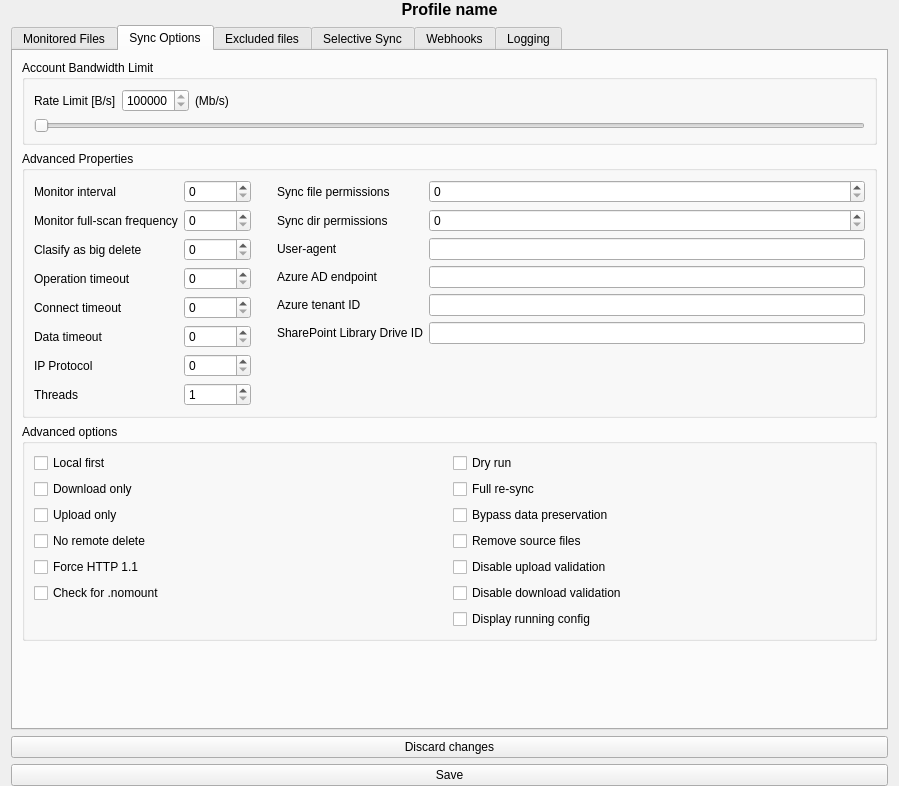
bpozdena/OneDriveGUI, file src/ui/profile_settings_page.ui: the form before one commit.
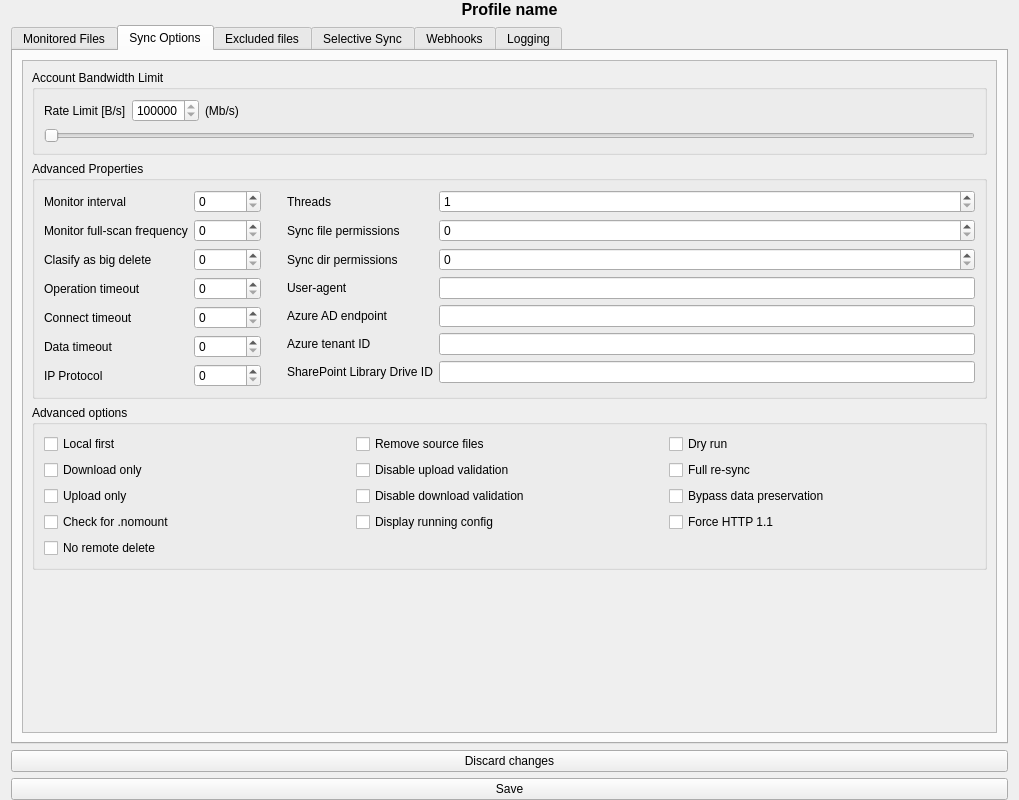
The form after the commit. The open tabs and pages were chosen to show the change.

Commit message: Add a scrollbar on sync option page #188

Patch:
```diff
--- a/src/ui/profile_settings_page.ui
+++ b/src/ui/profile_settings_page.ui
@@ -6,8 +6,8 @@
    <rect>
     <x>0</x>
     <y>0</y>
-    <width>899</width>
-    <height>786</height>
+    <width>1019</width>
+    <height>800</height>
    </rect>
   </property>
   <property name="windowTitle">
@@ -43,7 +43,7 @@
        <property name="minimumSize">
         <size>
          <width>800</width>
-         <height>600</height>
+         <height>500</height>
         </size>
        </property>
        <property name="toolTip">
@@ -162,6 +162,21 @@
         </attribute>
         <layout class="QVBoxLayout" name="verticalLayout_8">
          <item>
+          <widget class="QScrollArea" name="scrollArea">
+           <property name="widgetResizable">
+            <bool>true</bool>
+           </property>
+           <widget class="QWidget" name="scrollAreaWidgetContents_5">
+            <property name="geometry">
+             <rect>
+              <x>0</x>
+              <y>0</y>
+              <width>975</width>
+              <height>657</height>
+             </rect>
+            </property>
+            <layout class="QVBoxLayout" name="verticalLayout_15">
+             <item>
           <widget class="QGroupBox" name="groupBox_10">
            <property name="toolTip">
             <string>&lt;html&gt;&lt;head/&gt;&lt;body&gt;&lt;p&gt;To minimise the Internet bandwidth for upload and download operations, you can configure the bandwidth limit option. &lt;/p&gt;&lt;/body&gt;&lt;/html&gt;</string>
@@ -350,13 +365,6 @@
                 </property>
                </widget>
               </item>
-              <item row="7" column="0">
-               <widget class="QLabel" name="label_threads">
-                <property name="text">
-                 <string>Threads</string>
-                </property>
-               </widget>
-              </item>
               <item row="6" column="1">
                <widget class="QSpinBox" name="spinBox_ip_protocol_version">
                 <property name="maximum">
@@ -364,16 +372,6 @@
                 </property>
                </widget>
               </item>
-              <item row="7" column="1">
-               <widget class="QSpinBox" name="spinBox_threads">
-                <property name="minimum">
-                 <number>1</number>
-                </property>
-                <property name="maximum">
-                 <number>16</number>
-                </property>
-               </widget>
-              </item>
              </layout>
             </item>
             <item>
@@ -398,7 +396,7 @@
             </item>
             <item>
              <layout class="QFormLayout" name="formLayout_5">
-              <item row="0" column="0">
+                  <item row="1" column="0">
                <widget class="QLabel" name="label_sync_file_permissions">
                 <property name="toolTip">
                  <string>&lt;html&gt;&lt;head/&gt;&lt;body&gt;&lt;p&gt;Utilise the &lt;a href=&quot;https://chmod-calculator.com/&quot;&gt;&lt;span style=&quot; text-decoration: underline; color:#5e81ac;&quot;&gt;Unix Permissions Calculator&lt;/span&gt;&lt;/a&gt; to assist in determining the required permissions.&lt;/p&gt;&lt;p&gt;&lt;br/&gt;&lt;/p&gt;&lt;p&gt;Important: Special permission bits (setuid, setgid, sticky bit) are not supported. &lt;/p&gt;&lt;p&gt;Valid permission values are from &lt;span style=&quot; font-weight:700;&quot;&gt;000&lt;/span&gt; to &lt;span style=&quot; font-weight:700;&quot;&gt;777&lt;/span&gt; only.&lt;/p&gt;&lt;/body&gt;&lt;/html&gt;</string>
@@ -408,14 +406,14 @@
                 </property>
                </widget>
               </item>
-              <item row="0" column="1">
+                  <item row="1" column="1">
                <widget class="QSpinBox" name="spinBox_sync_file_permissions">
                 <property name="maximum">
                  <number>777</number>
                 </property>
                </widget>
               </item>
-              <item row="1" column="0">
+                  <item row="2" column="0">
                <widget class="QLabel" name="label_sync_dir_permissions">
                 <property name="toolTip">
                  <string>&lt;html&gt;&lt;head/&gt;&lt;body&gt;&lt;p&gt;Utilise the &lt;a href=&quot;https://chmod-calculator.com/&quot;&gt;&lt;span style=&quot; text-decoration: underline; color:#5e81ac;&quot;&gt;Unix Permissions Calculator&lt;/span&gt;&lt;/a&gt; to assist in determining the required permissions.&lt;/p&gt;&lt;p&gt;&lt;br/&gt;&lt;/p&gt;&lt;p&gt;Important: Special permission bits (setuid, setgid, sticky bit) are not supported. &lt;/p&gt;&lt;p&gt;Valid permission values are from &lt;span style=&quot; font-weight:700;&quot;&gt;000&lt;/span&gt; to &lt;span style=&quot; font-weight:700;&quot;&gt;777&lt;/span&gt; only.&lt;/p&gt;&lt;/body&gt;&lt;/html&gt;</string>
@@ -425,14 +423,14 @@
                 </property>
                </widget>
               </item>
-              <item row="1" column="1">
+                  <item row="2" column="1">
                <widget class="QSpinBox" name="spinBox_sync_dir_permissions">
                 <property name="maximum">
                  <number>777</number>
                 </property>
                </widget>
               </item>
-              <item row="2" column="0">
+                  <item row="3" column="0">
                <widget class="QLabel" name="label_user_agent">
                 <property name="toolTip">
                  <string>Specify a User Agent string to the http client</string>
@@ -442,7 +440,7 @@
                 </property>
                </widget>
               </item>
-              <item row="2" column="1">
+                  <item row="3" column="1">
                <widget class="QLineEdit" name="lineEdit_user_agent">
                 <property name="maximumSize">
                  <size>
@@ -455,7 +453,7 @@
                 </property>
                </widget>
               </item>
-              <item row="3" column="0">
+                  <item row="4" column="0">
                <widget class="QLabel" name="label_azure_ad_endpoint">
                 <property name="toolTip">
                  <string>&lt;html&gt;&lt;head/&gt;&lt;body&gt;&lt;p&gt;Refer to the documentation for &lt;a href=&quot;https://github.com/abraunegg/onedrive/blob/master/docs/USAGE.md#configuring-the-client-for-single-tenant-application-use&quot;&gt;&lt;span style=&quot; text-decoration: underline; color:#5e81ac;&quot;&gt;single tenant application use&lt;/span&gt;&lt;/a&gt;.&lt;/p&gt;&lt;/body&gt;&lt;/html&gt;</string>
@@ -465,7 +463,7 @@
                 </property>
                </widget>
               </item>
-              <item row="3" column="1">
+                  <item row="4" column="1">
                <widget class="QLineEdit" name="lineEdit_azure_ad_endpoint">
                 <property name="maximumSize">
                  <size>
@@ -475,7 +473,7 @@
                 </property>
                </widget>
               </item>
-              <item row="4" column="0">
+                  <item row="5" column="0">
                <widget class="QLabel" name="label_azure_tenant_id">
                 <property name="toolTip">
                  <string>&lt;html&gt;&lt;head/&gt;&lt;body&gt;&lt;p&gt;Refer to the documentation for &lt;a href=&quot;https://github.com/abraunegg/onedrive/blob/master/docs/USAGE.md#configuring-the-client-for-single-tenant-application-use&quot;&gt;&lt;span style=&quot; text-decoration: underline; color:#5e81ac;&quot;&gt;single tenant application use&lt;/span&gt;&lt;/a&gt;.&lt;/p&gt;&lt;/body&gt;&lt;/html&gt;</string>
@@ -485,7 +483,7 @@
                 </property>
                </widget>
               </item>
-              <item row="4" column="1">
+                  <item row="5" column="1">
                <widget class="QLineEdit" name="lineEdit_azure_tenant_id">
                 <property name="maximumSize">
                  <size>
@@ -495,16 +493,33 @@
                 </property>
                </widget>
               </item>
-              <item row="5" column="0">
+                  <item row="6" column="0">
                <widget class="QLabel" name="label_drive_id">
                 <property name="text">
                  <string>SharePoint Library Drive ID</string>
                 </property>
                </widget>
               </item>
-              <item row="5" column="1">
+                  <item row="6" column="1">
                <widget class="QLineEdit" name="lineEdit_drive_id"/>
               </item>
+                  <item row="0" column="0">
+                   <widget class="QLabel" name="label_threads">
+                    <property name="text">
+                     <string>Threads</string>
+                    </property>
+                   </widget>
+                  </item>
+                  <item row="0" column="1">
+                   <widget class="QSpinBox" name="spinBox_threads">
+                    <property name="minimum">
+                     <number>1</number>
+                    </property>
+                    <property name="maximum">
+                     <number>16</number>
+                    </property>
+                   </widget>
+                  </item>
              </layout>
             </item>
            </layout>
@@ -519,20 +534,23 @@
             <string>Advanced options</string>
            </property>
            <layout class="QGridLayout" name="gridLayout_4">
-            <item row="1" column="2">
-             <widget class="QCheckBox" name="checkBox_resync">
+                <item row="2" column="1">
+                 <widget class="QCheckBox" name="checkBox_upload_only">
               <property name="toolTip">
                <string>Forget the last saved state, perform a full sync.</string>
               </property>
               <property name="text">
-               <string>Full re-sync</string>
+                   <string>Upload only</string>
               </property>
              </widget>
             </item>
-            <item row="2" column="2">
-             <widget class="QCheckBox" name="checkBox_bypass_data_preservation">
+                <item row="4" column="1">
+                 <widget class="QCheckBox" name="checkBox_no_remote_delete">
+                  <property name="toolTip">
+                   <string>Do not delete local file 'deletes' from OneDrive when using --upload-only</string>
+                  </property>
               <property name="text">
-               <string>Bypass data preservation</string>
+                   <string>No remote delete</string>
               </property>
              </widget>
             </item>
@@ -548,7 +566,17 @@
               </property>
              </widget>
             </item>
-            <item row="5" column="1">
+                <item row="0" column="1">
+                 <widget class="QCheckBox" name="checkBox_local_first">
+                  <property name="toolTip">
+                   <string>Synchronize from the local directory source first, before downloading changes from OneDrive.</string>
+                  </property>
+                  <property name="text">
+                   <string>Local first</string>
+                  </property>
+                 </widget>
+                </item>
+                <item row="3" column="1">
              <widget class="QCheckBox" name="checkBox_check_nomount">
               <property name="toolTip">
                <string>&lt;html&gt;&lt;head/&gt;&lt;body&gt;&lt;pre style=&quot; margin-top:0px; margin-bottom:16px; margin-left:0px; margin-right:0px; -qt-block-indent:0; text-indent:0px; line-height:145%;&quot;&gt;&lt;span style=&quot; font-family:'ui-monospace','SFMono-Regular','SF Mono','Menlo','Consolas','Liberation Mono','monospace'; color:#c9d1d9; background-color:transparent;&quot;&gt;Check for the presence of &lt;/span&gt;&lt;span style=&quot; font-family:'ui-monospace','SFMono-Regular','SF Mono','Menlo','Consolas','Liberation Mono','monospace'; font-weight:700; color:#c9d1d9; background-color:transparent;&quot;&gt;.nosync&lt;/span&gt;&lt;span style=&quot; font-family:'ui-monospace','SFMono-Regular','SF Mono','Menlo','Consolas','Liberation Mono','monospace'; color:#c9d1d9; background-color:transparent;&quot;&gt; in the syncdir root. If found, do not perform sync.&lt;/span&gt;&lt;/pre&gt;&lt;/body&gt;&lt;/html&gt;</string>
@@ -558,49 +586,7 @@
               </property>
              </widget>
             </item>
-            <item row="4" column="1">
-             <widget class="QCheckBox" name="checkBox_force_http_11">
-              <property name="toolTip">
-               <string>Forces the use of HTTP/1.1 instead of the default HTTP/2 .</string>
-              </property>
-              <property name="text">
-               <string>Force HTTP 1.1</string>
-              </property>
-             </widget>
-            </item>
-            <item row="4" column="2">
-             <widget class="QCheckBox" name="checkBox_disable_upload_validation">
-              <property name="toolTip">
-               <string>Disable download validation when downloading from OneDrive.</string>
-              </property>
-              <property name="text">
-               <string>Disable upload validation</string>
-              </property>
-             </widget>
-            </item>
-            <item row="2" column="1">
-             <widget class="QCheckBox" name="checkBox_upload_only">
-              <property name="toolTip">
-               <string>Replicate the locally configured sync_dir state to OneDrive, by only uploading local changes to OneDrive. 
-
-Do not download changes from OneDrive.</string>
-              </property>
-              <property name="text">
-               <string>Upload only</string>
-              </property>
-             </widget>
-            </item>
-            <item row="3" column="2">
-             <widget class="QCheckBox" name="checkBox_remove_source_files">
-              <property name="toolTip">
-               <string>Remove source file after successful transfer to OneDrive when using --upload-only .</string>
-              </property>
-              <property name="text">
-               <string>Remove source files</string>
-              </property>
-             </widget>
-            </item>
-            <item row="0" column="2">
+                <item row="0" column="3">
              <widget class="QCheckBox" name="checkBox_dry_run">
               <property name="toolTip">
                <string>Perform a trial sync with no changes made.</string>
@@ -610,27 +596,44 @@
               </property>
              </widget>
             </item>
-            <item row="0" column="1">
-             <widget class="QCheckBox" name="checkBox_local_first">
+                <item row="1" column="3">
+                 <widget class="QCheckBox" name="checkBox_resync">
               <property name="toolTip">
                <string>Synchronize from the local directory source first, before downloading changes from OneDrive.</string>
               </property>
               <property name="text">
-               <string>Local first</string>
+                   <string>Full re-sync</string>
               </property>
              </widget>
             </item>
-            <item row="3" column="1">
-             <widget class="QCheckBox" name="checkBox_no_remote_delete">
+                <item row="2" column="3">
+                 <widget class="QCheckBox" name="checkBox_bypass_data_preservation">
+                  <property name="text">
+                   <string>Bypass data preservation</string>
+                  </property>
+                 </widget>
+                </item>
+                <item row="0" column="2">
+                 <widget class="QCheckBox" name="checkBox_remove_source_files">
               <property name="toolTip">
                <string>Do not delete local file 'deletes' from OneDrive when using --upload-only</string>
               </property>
               <property name="text">
-               <string>No remote delete</string>
+                   <string>Remove source files</string>
               </property>
              </widget>
             </item>
-            <item row="5" column="2">
+                <item row="1" column="2">
+                 <widget class="QCheckBox" name="checkBox_disable_upload_validation">
+                  <property name="toolTip">
+                   <string>Disable download validation when downloading from OneDrive.</string>
+                  </property>
+                  <property name="text">
+                   <string>Disable upload validation</string>
+                  </property>
+                 </widget>
+                </item>
+                <item row="2" column="2">
              <widget class="QCheckBox" name="checkBox_disable_download_validation">
               <property name="toolTip">
                <string>This option determines whether the client will conduct integrity validation on files downloaded from Microsoft OneDrive. &lt;br&gt;Sometimes, when downloading files, particularly from SharePoint, there is a discrepancy between the file size reported by the OneDrive API and the byte count received from the SharePoint HTTP Server for the same file. &lt;br&gt;Enable this option to disable the integrity checks performed by this client.</string>
@@ -640,13 +643,23 @@
               </property>
              </widget>
             </item>
-            <item row="6" column="2">
+                <item row="3" column="2">
              <widget class="QCheckBox" name="checkBox_display_running_config">
               <property name="text">
                <string>Display running config</string>
               </property>
              </widget>
             </item>
+                <item row="3" column="3">
+                 <widget class="QCheckBox" name="checkBox_force_http_11">
+                  <property name="toolTip">
+                   <string>Forces the use of HTTP/1.1 instead of the default HTTP/2 .</string>
+                  </property>
+                  <property name="text">
+                   <string>Force HTTP 1.1</string>
+                  </property>
+                 </widget>
+                </item>
            </layout>
           </widget>
          </item>
@@ -662,6 +675,10 @@
             </size>
            </property>
           </spacer>
+             </item>
+            </layout>
+           </widget>
+          </widget>
          </item>
         </layout>
        </widget>
```
Left out of the diff: 26 changed lines with no effect on the pictures. Lines whose indentation alone changed are shown as unchanged. The commit also changes 3 other files.
